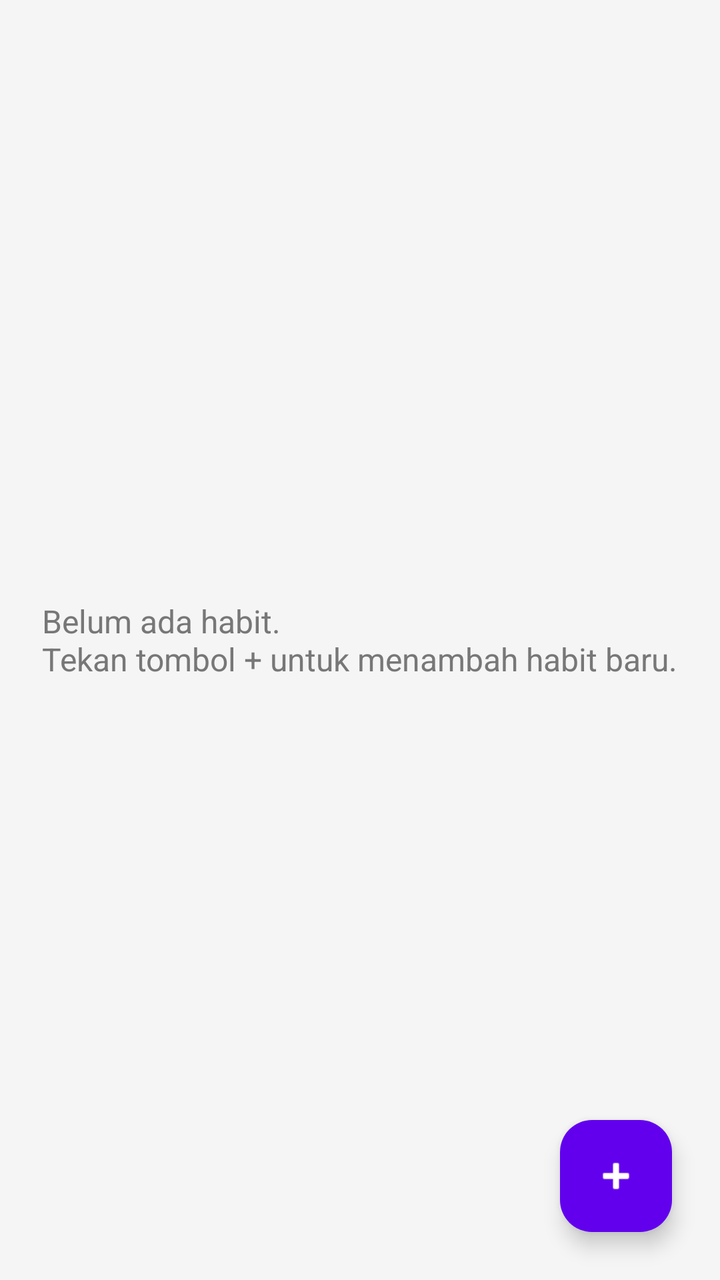
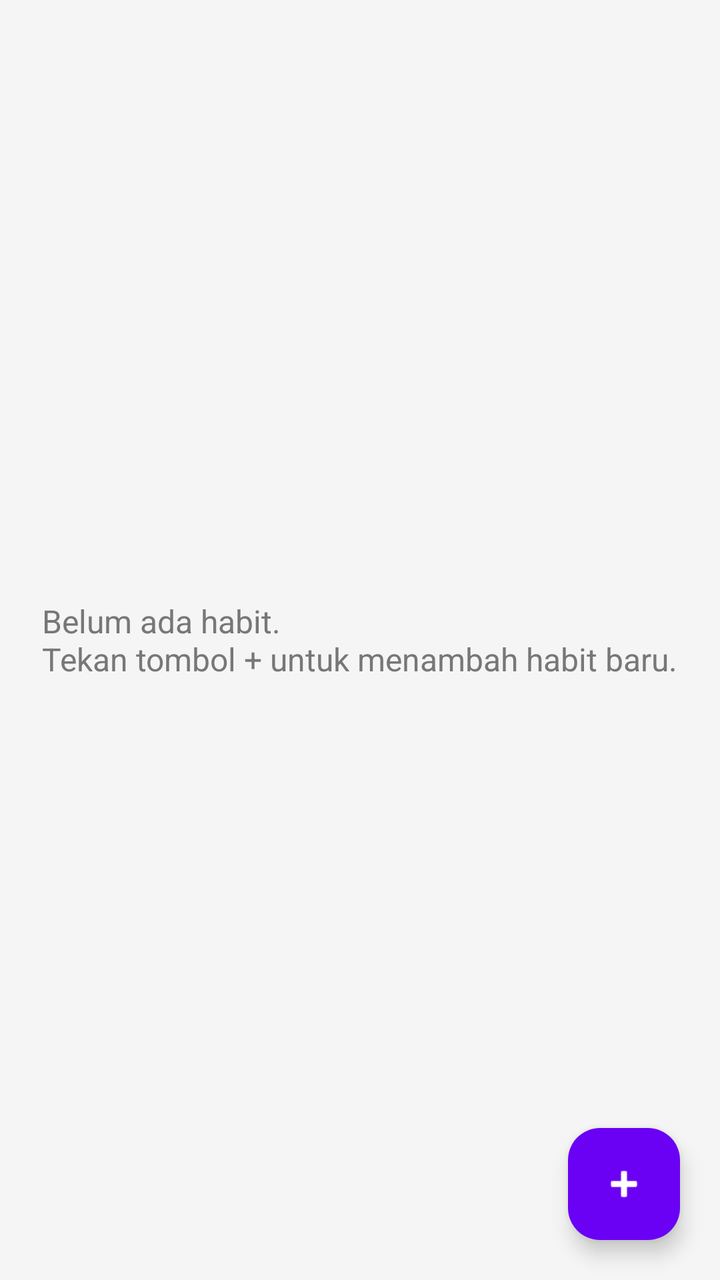

Two renders of the same Android screen: before a commit and after it. Below are the layout's source before the change and the commit's diff.
<!-- AndroidManifest.xml: application theme Theme.HabitTracker_EntitasJahat -->
<!-- res/layout/fragment_dashboard.xml -->
<?xml version="1.0" encoding="utf-8"?>
<FrameLayout xmlns:android="http://schemas.android.com/apk/res/android"
    xmlns:app="http://schemas.android.com/apk/res-auto"
    android:layout_width="match_parent"
    android:layout_height="match_parent"
    android:background="#F5F5F5">

    <androidx.recyclerview.widget.RecyclerView
        android:id="@+id/recViewHabit"
        android:layout_width="match_parent"
        android:layout_height="match_parent"
        android:padding="8dp" />

    <TextView
        android:id="@+id/txtEmpty"
        android:layout_width="wrap_content"
        android:layout_height="wrap_content"
        android:layout_gravity="center"
        android:text="Belum ada habit.\nTekan tombol + untuk menambah habit baru."
        android:textAlignment="center"
        android:textColor="#777777"
        android:textSize="16sp" />

    <com.google.android.material.floatingactionbutton.FloatingActionButton
        android:id="@+id/btnAdd"
        android:layout_width="wrap_content"
        android:layout_height="wrap_content"
        android:layout_gravity="bottom|end"
        android:layout_margin="24dp"
        android:contentDescription="Add Habit"
        app:backgroundTint="#6200EE"
        app:srcCompat="@android:drawable/ic_input_add"
        app:tint="#FFFFFF" />

</FrameLayout>
<!-- resources referenced by this layout -->
<resources>
  <style name="Theme.HabitTracker_EntitasJahat" parent="Base.Theme.HabitTracker_EntitasJahat" />
  <style name="Base.Theme.HabitTracker_EntitasJahat" parent="Theme.Material3.DayNight.NoActionBar">
          
          
      </style>
</resources>

<!-- the commit's change to res/layout/fragment_dashboard.xml (unified diff, before → after) -->
@@ -9,7 +9,11 @@
         android:id="@+id/recViewHabit"
         android:layout_width="match_parent"
         android:layout_height="match_parent"
-        android:padding="8dp" />
+        android:clipToPadding="false"
+        android:paddingStart="8dp"
+        android:paddingTop="8dp"
+        android:paddingEnd="8dp"
+        android:paddingBottom="100dp" />
 
     <TextView
         android:id="@+id/txtEmpty"
@@ -26,9 +30,9 @@
         android:layout_width="wrap_content"
         android:layout_height="wrap_content"
         android:layout_gravity="bottom|end"
-        android:layout_margin="24dp"
+        android:layout_margin="20dp"
         android:contentDescription="Add Habit"
-        app:backgroundTint="#6200EE"
+        app:backgroundTint="#6A00F4"
         app:srcCompat="@android:drawable/ic_input_add"
         app:tint="#FFFFFF" />
 
